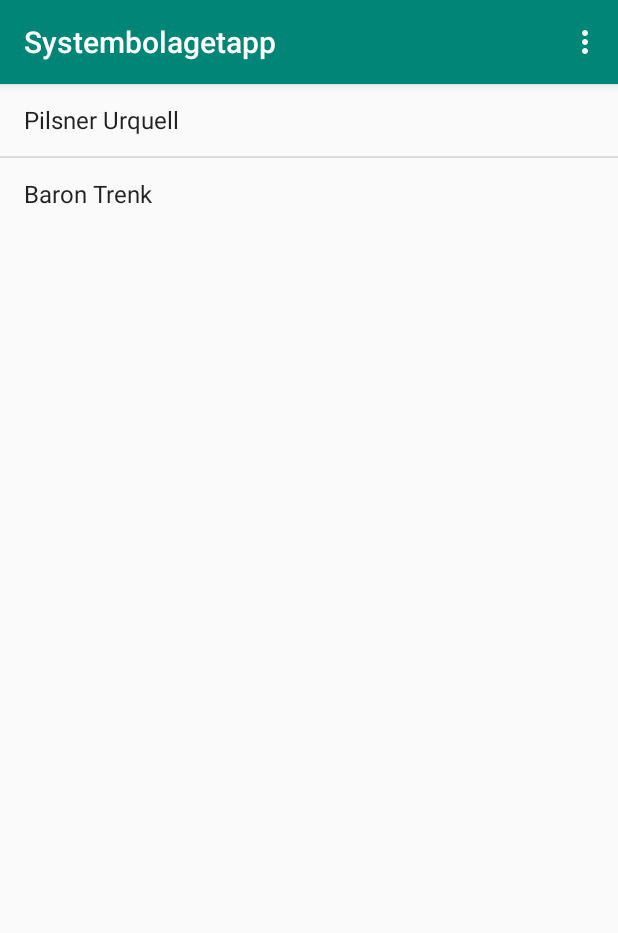
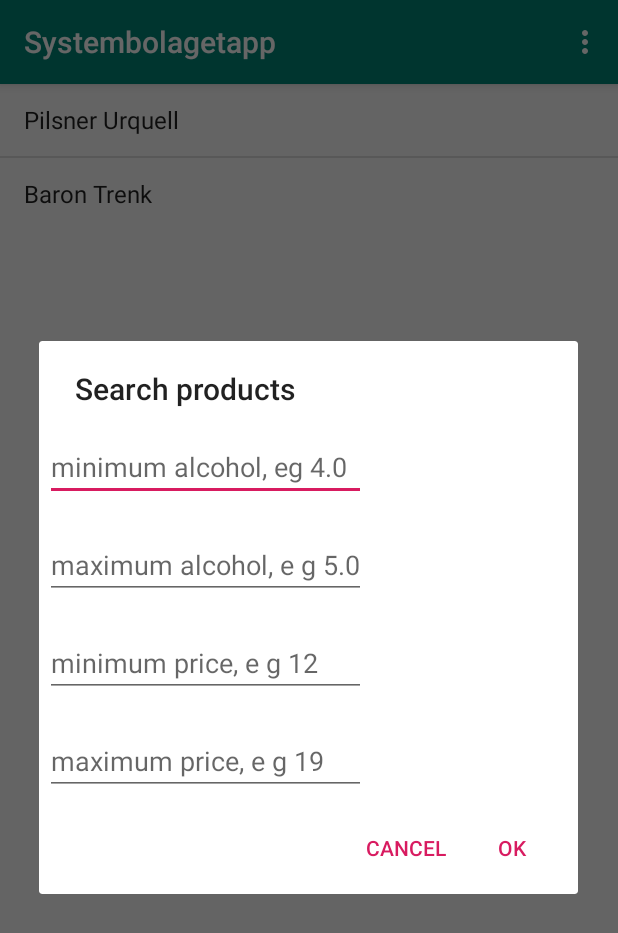
Before and after one commit to Radinger/SystembolagetappG14, an Android app: the screen it shows after launch (MainActivity), in the options menu, after a tap on "Search", on a phone screen of 412 x 824 dp. Shown: the top 933 px of the screen. Run offline under Robolectric (Android 15) with nearby library versions, the phone set to English and light mode, and no system bars.

Commit message:
Created a menu/view to enter search criteria.
MIN_ALCO, MAX_ALCO and so on

```diff
--- a/app/src/main/java/com/example/systembolagetapp/MainActivity.java
+++ b/app/src/main/java/com/example/systembolagetapp/MainActivity.java
@@ -1,16 +1,24 @@
 package com.example.systembolagetapp;
 
+import android.content.DialogInterface;
+import android.support.v7.app.AlertDialog;
 import android.support.v7.app.AppCompatActivity;
 import android.os.Bundle;
 import android.util.Log;
+import android.view.LayoutInflater;
 import android.view.Menu;
 import android.view.MenuInflater;
 import android.view.MenuItem;
+import android.view.View;
 import android.widget.ArrayAdapter;
+import android.widget.EditText;
 import android.widget.ListView;
 
 import java.util.ArrayList;
+import java.util.HashMap;
 import java.util.List;
+import java.util.Map;
+
 import com.example.systembolagetapp.domain.Product;
 
 
@@ -21,6 +29,12 @@ public class MainActivity extends AppCompatActivity {
     private ListView listView;
     private ArrayAdapter<Product> adapter;
 
+    private static final String MIN_ALCO = "min_alcohol";
+    private static final String MAX_ALCO = "max_alcohol";
+    private static final String MIN_PRICE = "min_price";
+    private static final String MAX_PRICE = "max_price";
+    private static final String TYPE = "product_group";
+    private static final String NAME = "name";
 
     private void createFakedProducts() {
         products = new ArrayList<>();
@@ -77,6 +91,7 @@ public class MainActivity extends AppCompatActivity {
             // action with ID action_refresh was selected
             case R.id.action_search:
                 Log.d(LOG_TAG, "user pressed SEARCH");
+                showSearchDialog();
                 break;
             default:
                 Log.d(LOG_TAG, "uh oh ;)");
@@ -84,4 +99,71 @@ public class MainActivity extends AppCompatActivity {
         }
         return true;
     }
+    // get the entered text from a view
+    private String valueFromView(View inflated, int viewId) {
+        return ((EditText) inflated.findViewById(viewId)).getText().toString();
+    }
+
+    // if the value is valid, add it to the map
+    private void addToMap(Map<String, String> map, String key, String value) {
+        if (value!=null && !value.equals("")) {
+            map.put(key, value);
+        }
+    }
+
+    private void showSearchDialog() {
+        AlertDialog.Builder builder = new AlertDialog.Builder(this);
+        builder.setTitle("Search products");
+        final View viewInflated = LayoutInflater
+                .from(this).inflate(R.layout.search_dialog, null);
+
+        builder.setView(viewInflated);
+
+        builder.setPositiveButton(android.R.string.ok, new DialogInterface.OnClickListener() {
+            @Override
+            public void onClick(DialogInterface dialog, int which) {
+                dialog.dismiss();
+                // Create a map to pass to the search method
+                // The map makes it easy to add more search parameters with no changes in method signatures
+                Map<String, String> arguments = new HashMap<>();
+
+                // Add user supplied argument (if valid) to the map
+                addToMap(arguments, MIN_ALCO, valueFromView(viewInflated, R.id.min_alco_input));
+                addToMap(arguments, MAX_ALCO, valueFromView(viewInflated, R.id.max_alco_input));
+                addToMap(arguments, MIN_PRICE, valueFromView(viewInflated, R.id.min_price_input));
+                addToMap(arguments, MAX_PRICE, valueFromView(viewInflated, R.id.max_price_input));
+
+                // Given the map, s earch for products and update the listview
+                searchProducts(arguments);
+            }
+        });
+        builder.setNegativeButton(android.R.string.cancel, new DialogInterface.OnClickListener() {
+            @Override
+            public void onClick(DialogInterface dialog, int which) {
+                Log.d(LOG_TAG, " User cancelled search");
+                dialog.cancel();
+            }
+        });
+        builder.show();
+    }
+
+    private void searchProducts(Map<String, String> arguments) {
+        // empty search string will give a lot of products :)
+        String argumentString = "";
+
+        // iterate over the map and build up a string to pass over the network
+        for (Map.Entry<String, String> entry : arguments.entrySet())
+        {
+            // If first arg use "?", otherwise use "&"
+            // E g:    ?min_alcohol=4.4&max_alcohol=5.4
+            argumentString += (argumentString.equals("")?"?":"&")
+                    + entry.getKey()
+                    + "="
+                    + entry.getValue();
+        }
+        // print argument
+        Log.d(LOG_TAG, " arguments: " + argumentString);
+
+        // search for products later on :)
+    }
 }
--- /dev/null
+++ b/app/src/main/res/layout/search_dialog.xml
@@ -0,0 +1,55 @@
+<?xml version="1.0" encoding="utf-8"?>
+<android.support.constraint.ConstraintLayout
+    xmlns:android="http://schemas.android.com/apk/res/android"
+    xmlns:tools="http://schemas.android.com/tools"
+    android:layout_width="match_parent"
+    android:layout_height="match_parent">
+
+    <LinearLayout xmlns:android="http://schemas.android.com/apk/res/android"
+        android:orientation="vertical"
+        android:layout_width="wrap_content"
+        android:layout_height="wrap_content"
+        tools:ignore="MissingConstraints">
+        <EditText
+            android:id="@+id/min_alco_input"
+            android:inputType="numberDecimal"
+            android:layout_width="match_parent"
+            android:layout_height="wrap_content"
+            android:layout_marginTop="16dp"
+            android:layout_marginLeft="4dp"
+            android:layout_marginRight="4dp"
+            android:layout_marginBottom="4dp"
+            android:hint="minimum alcohol, eg 4.0" />
+        <EditText
+            android:id="@+id/max_alco_input"
+            android:inputType="numberDecimal"
+            android:layout_width="match_parent"
+            android:layout_height="wrap_content"
+            android:layout_marginTop="16dp"
+            android:layout_marginLeft="4dp"
+            android:layout_marginRight="4dp"
+            android:layout_marginBottom="4dp"
+            android:hint="maximum alcohol, e g 5.0" />
+        <EditText
+            android:id="@+id/min_price_input"
+            android:inputType="numberDecimal"
+            android:layout_width="match_parent"
+            android:layout_height="wrap_content"
+            android:layout_marginTop="16dp"
+            android:layout_marginLeft="4dp"
+            android:layout_marginRight="4dp"
+            android:layout_marginBottom="4dp"
+            android:hint="minimum price, e g 12" />
+        <EditText
+            android:id="@+id/max_price_input"
+            android:inputType="numberDecimal"
+            android:layout_width="match_parent"
+            android:layout_height="wrap_content"
+            android:layout_marginTop="16dp"
+            android:layout_marginLeft="4dp"
+            android:layout_marginRight="4dp"
+            android:layout_marginBottom="4dp"
+            android:hint="maximum price, e g 19" />
+    </LinearLayout>
+
+</android.support.constraint.ConstraintLayout>
```
